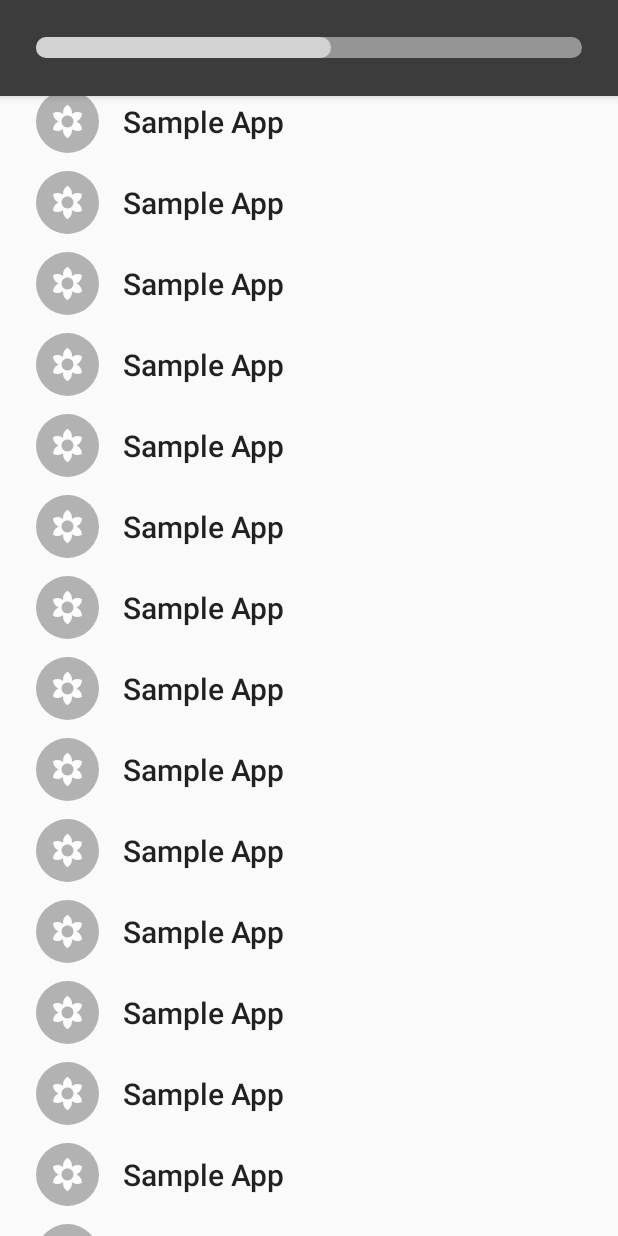
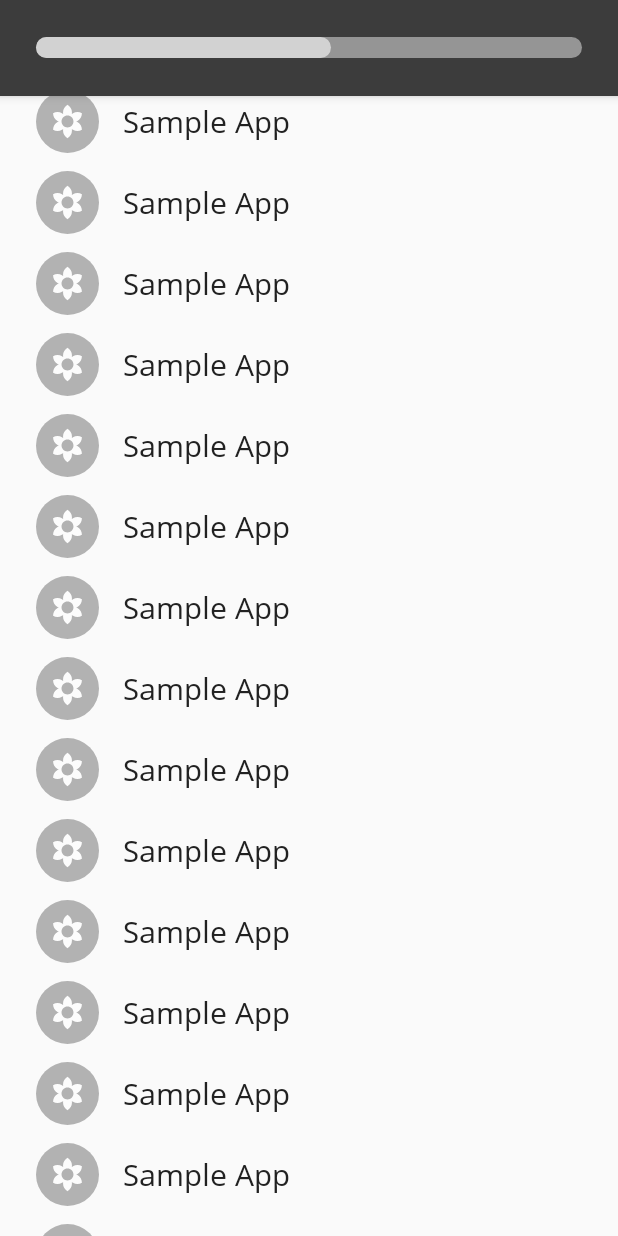
Before and after one commit to ksdme/productive, an Android app: the screen it shows after launch (MainActivity), on a phone screen of 412 x 824 dp. Run offline under Robolectric (Android 15) with nearby library versions, the phone set to English and light mode, and no system bars.

Commit message:
component.xml: Change app label font to OpenSans

```diff
--- a/app/src/main/res/values/component.xml
+++ b/app/src/main/res/values/component.xml
@@ -10,6 +10,7 @@
 
     <style name="App.AppIconLabel" parent="TextAppearance.AppCompat.Title">
         <item name="android:color">@android:color/black</item>
+        <item name="android:fontFamily">@font/open_sans_regular</item>
     </style>
 
 </resources>
```
